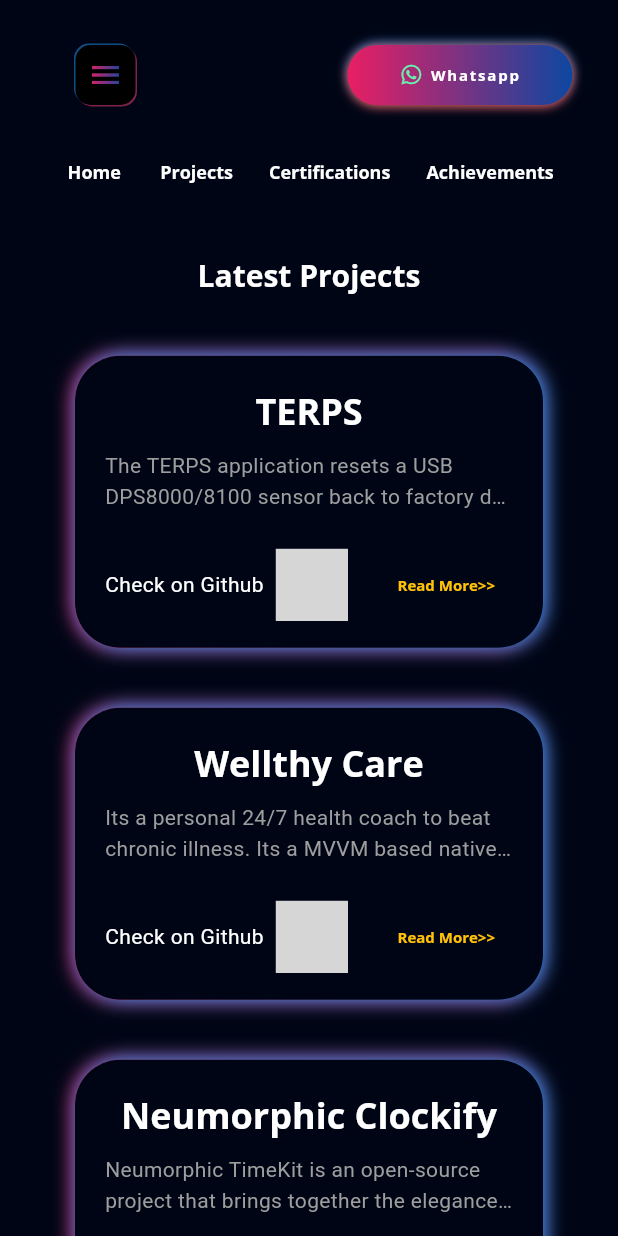
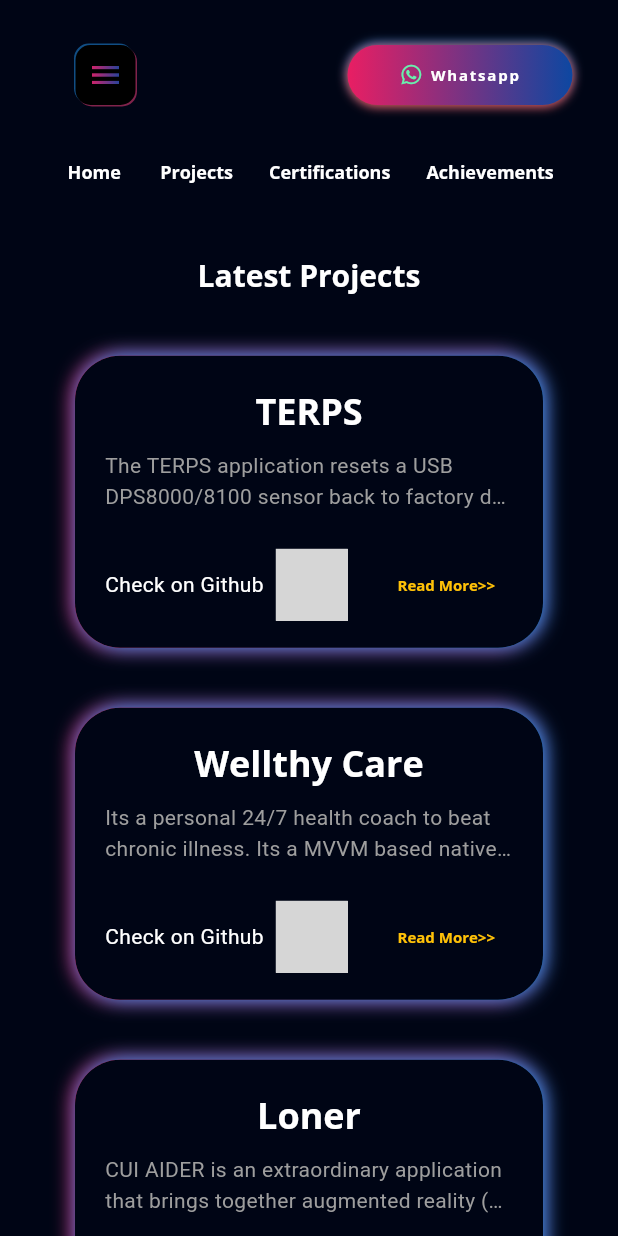
Before and after one commit to sawant-pranit/portfolio, a Flutter app: the screen it shows after launch, scrolled down 576 dp, on a phone screen of 412 x 824 dp. Run offline on Flutter 3.47's test engine with Material 2 defaults, Android fonts, the light colour scheme and no system bars; our stand-ins replace flutter_svg, font_awesome_flutter, get, google_fonts, photo_view; grey boxes are pictures that could not be loaded.

Commit message:
updated grid items in project view

```diff
--- a/lib/model/project_model.dart
+++ b/lib/model/project_model.dart
@@ -19,11 +19,6 @@ List<Project> projectList = [
     'images/wellthy.png',
     'https://play.google.com/store/search?q=wellthy+care+app&c=apps',
   ),
-  Project(
-      'Neumorphic Clockify',
-      'Neumorphic TimeKit is an open-source project that brings together the elegance of a beautifully designed alarm system, an analog clock with a neumorphic touch, and a feature-rich stopwatch. Whether you\'re looking for a functional alarm tool, a stylish desktop clock, or a precise stopwatch, TimeKit has you covered.',
-      'assets/images/alarm.jpg',
-      'https://github.com/Hamad-Anwar/Neumorphic-Analog-Clockify'),
   Project(
       'Loner',
       'CUI AIDER is an extraordinary application that brings together augmented reality (AR), a robust student portal, intuitive class management, and a comprehensive GPA system, providing an all-encompassing solution for students.Using AR technology, CUI AIDER offers an immersive experience, allowing users to explore the complete university campus virtually. Through AR, students can visualize buildings, navigate with interactive directions, and gain a better understanding of their surroundings.',
@@ -55,4 +50,29 @@ List<Project> projectList = [
     'images/gutrgoo.png',
     'https://github.com/Hamad-Anwar/Doctor-Appointment-Application-UI'
   ),
+  Project(
+      'My Card',
+      'Neumorphic TimeKit is an open-source project that brings together the elegance of a beautifully designed alarm system, an analog clock with a neumorphic touch, and a feature-rich stopwatch. Whether you\'re looking for a functional alarm tool, a stylish desktop clock, or a precise stopwatch, TimeKit has you covered.',
+      'images/my_card.png',
+      'https://github.com/Hamad-Anwar/Neumorphic-Analog-Clockify'),
+  Project(
+      'Flash Chat',
+      'Neumorphic TimeKit is an open-source project that brings together the elegance of a beautifully designed alarm system, an analog clock with a neumorphic touch, and a feature-rich stopwatch. Whether you\'re looking for a functional alarm tool, a stylish desktop clock, or a precise stopwatch, TimeKit has you covered.',
+      'images/flash_chat.png',
+      'https://github.com/Hamad-Anwar/Neumorphic-Analog-Clockify'),
+  Project(
+      'H4XOR News',
+      'Neumorphic TimeKit is an open-source project that brings together the elegance of a beautifully designed alarm system, an analog clock with a neumorphic touch, and a feature-rich stopwatch. Whether you\'re looking for a functional alarm tool, a stylish desktop clock, or a precise stopwatch, TimeKit has you covered.',
+      'images/H4XOR_news.png',
+      'https://github.com/Hamad-Anwar/Neumorphic-Analog-Clockify'),
+  Project(
+      'Clima',
+      'Neumorphic TimeKit is an open-source project that brings together the elegance of a beautifully designed alarm system, an analog clock with a neumorphic touch, and a feature-rich stopwatch. Whether you\'re looking for a functional alarm tool, a stylish desktop clock, or a precise stopwatch, TimeKit has you covered.',
+      'images/clima.png',
+      'https://github.com/Hamad-Anwar/Neumorphic-Analog-Clockify'),
+  Project(
+      'Dice',
+      'Neumorphic TimeKit is an open-source project that brings together the elegance of a beautifully designed alarm system, an analog clock with a neumorphic touch, and a feature-rich stopwatch. Whether you\'re looking for a functional alarm tool, a stylish desktop clock, or a precise stopwatch, TimeKit has you covered.',
+      'images/dice_swift_ui.png',
+      'https://github.com/Hamad-Anwar/Neumorphic-Analog-Clockify'),
 ];
--- a/lib/view/projects/project_view.dart
+++ b/lib/view/projects/project_view.dart
@@ -23,7 +23,7 @@ class ProjectsView extends StatelessWidget {
           ),
           Expanded(
               child: Responsive(
-                  desktop: ProjectGrid(crossAxisCount: 3,),
+                  desktop: ProjectGrid(crossAxisCount: 3,ratio: 1.5,),
                   extraLargeScreen: ProjectGrid(crossAxisCount: 4,),
                   largeMobile: ProjectGrid(crossAxisCount: 1,ratio: 1.8),
                   mobile: ProjectGrid(crossAxisCount: 1,ratio: 1.5),
--- a/lib/view_model/getx_controllers/projects_controller.dart
+++ b/lib/view_model/getx_controllers/projects_controller.dart
@@ -11,6 +11,10 @@ class ProjectController  extends GetxController{
     false,
     false,
     false,
+    false,
+    false,
+    false,
+    false
   ].obs;
 
 
```
